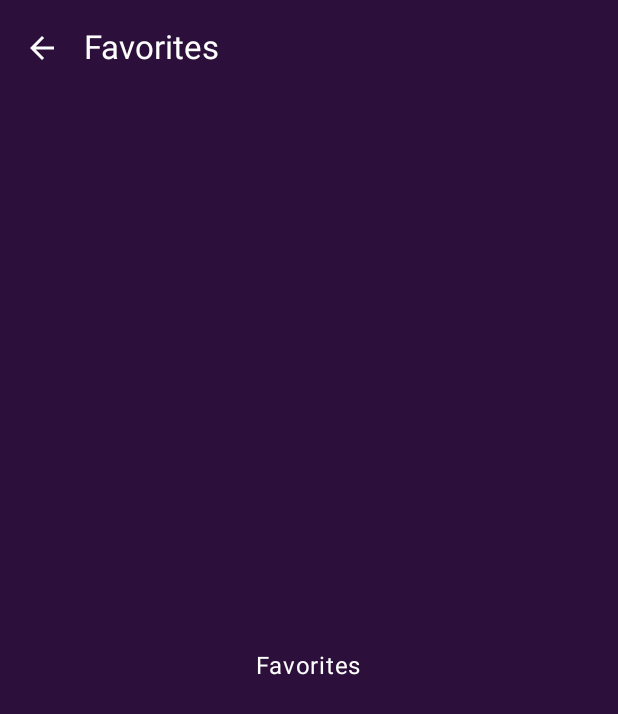
After one commit to MeteorBlitz/KBeat, an Android app built with Jetpack Compose: the FavoritesScreen screen opened through its navigation route, on a phone screen of 412 x 824 dp. The commit adds this screen. Shown: the top 714 px of the screen. Run offline under Robolectric (Android 15) with nearby library versions, the phone set to English and light mode, and no system bars; our stand-ins replace Dagger/Hilt's generated code.

Commit message:
Feature: Show favorite icon in HomeScreen top bar and add FavoritesScreen

```diff
--- a/app/src/main/java/com/example/kbeat/navigation/NavGraph.kt
+++ b/app/src/main/java/com/example/kbeat/navigation/NavGraph.kt
@@ -7,6 +7,7 @@ import androidx.navigation.NavType
 import androidx.navigation.compose.NavHost
 import androidx.navigation.compose.composable
 import androidx.navigation.navArgument
+import com.example.kbeat.screens.favorites.FavoritesScreen
 import com.example.kbeat.screens.home.HomeScreen
 import com.example.kbeat.screens.player.PlayerScreen
 import com.example.kbeat.screens.song_list.SongListScreen
@@ -44,5 +45,8 @@ fun KBeatNavGraph(navController: NavHostController) {
                 navController = navController
             )
         }
+        composable(Screen.Favorites.route) {
+            FavoritesScreen(navController = navController)
+        }
     }
 }
--- a/app/src/main/java/com/example/kbeat/navigation/Screen.kt
+++ b/app/src/main/java/com/example/kbeat/navigation/Screen.kt
@@ -11,4 +11,5 @@ sealed class Screen(val route: String) {
             return "player/$fileName"
         }
     }
+    object Favorites : Screen("favorites")
 }
--- a/app/src/main/java/com/example/kbeat/screens/components/KBeatTopBar.kt
+++ b/app/src/main/java/com/example/kbeat/screens/components/KBeatTopBar.kt
@@ -2,6 +2,7 @@ package com.example.kbeat.screens.components
 
 import androidx.compose.material.icons.Icons
 import androidx.compose.material.icons.automirrored.filled.ArrowBack
+import androidx.compose.material.icons.filled.FavoriteBorder
 import androidx.compose.material.icons.filled.Menu
 import androidx.compose.material3.ExperimentalMaterial3Api
 import androidx.compose.material3.Icon
@@ -20,6 +21,8 @@ fun KBeatTopBar(
     showBack: Boolean = false,
     onBackClick: (() -> Unit)? = null,
     onMenuClick: (() -> Unit)? = null,
+    showFavorite: Boolean = false,
+    onFavoriteClick: (() -> Unit)? = null,
     backgroundColor: Color = MaterialTheme.colorScheme.surface
 ) {
     TopAppBar(
@@ -40,6 +43,13 @@ fun KBeatTopBar(
                     Icon(Icons.Default.Menu, contentDescription = "Menu")
                 }
             }
+        },
+        actions = {
+            if (showFavorite && onFavoriteClick != null) {
+                IconButton(onClick = onFavoriteClick) {
+                    Icon(Icons.Default.FavoriteBorder, contentDescription = "Favorite")
+                }
+            }
         }
     )
 }
--- /dev/null
+++ b/app/src/main/java/com/example/kbeat/screens/favorites/FavoritesScreen.kt
@@ -0,0 +1,38 @@
+package com.example.kbeat.screens.favorites
+
+import androidx.compose.foundation.layout.Box
+import androidx.compose.foundation.layout.fillMaxSize
+import androidx.compose.foundation.layout.padding
+import androidx.compose.material.icons.Icons
+import androidx.compose.material.icons.filled.Favorite
+import androidx.compose.material3.Icon
+import androidx.compose.material3.Scaffold
+import androidx.compose.material3.Text
+import androidx.compose.runtime.Composable
+import androidx.compose.ui.Alignment
+import androidx.compose.ui.Modifier
+import androidx.compose.ui.graphics.Color
+import androidx.navigation.NavController
+import com.example.kbeat.screens.components.KBeatTopBar
+
+@Composable
+fun FavoritesScreen(navController: NavController) {
+    Scaffold(
+        topBar = {
+            KBeatTopBar(
+                title = "Favorites",
+                showBack = true,
+                onBackClick = { navController.popBackStack() },
+            )
+        }
+    ) { paddingValues ->
+        Box(
+            modifier = Modifier
+                .fillMaxSize()
+                .padding(paddingValues),
+            contentAlignment = Alignment.Center
+        ) {
+            Text("Favorites", color = Color.White)
+        }
+    }
+}
--- a/app/src/main/java/com/example/kbeat/screens/home/HomeScreen.kt
+++ b/app/src/main/java/com/example/kbeat/screens/home/HomeScreen.kt
@@ -37,6 +37,10 @@ fun HomeScreen(
                 showBack = false,
                 onMenuClick = {
                     // TODO: open drawer or show toast
+                },
+                showFavorite = true,
+                onFavoriteClick = {
+                    navController.navigate(Screen.Favorites.route)
                 }
             )
         }
```
